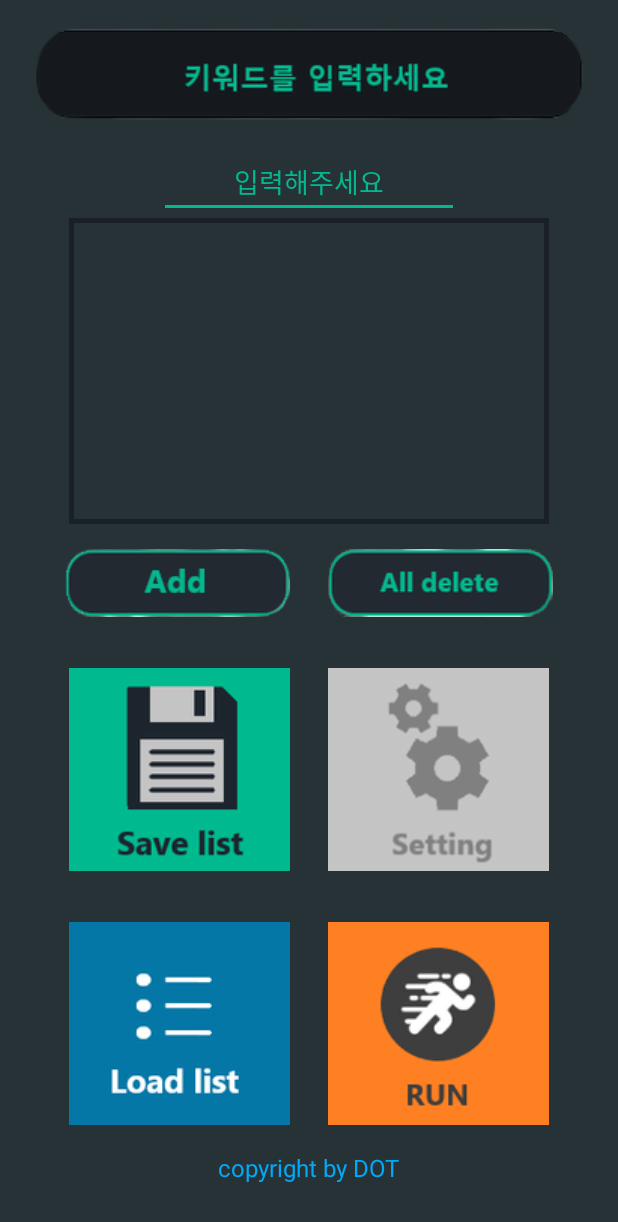
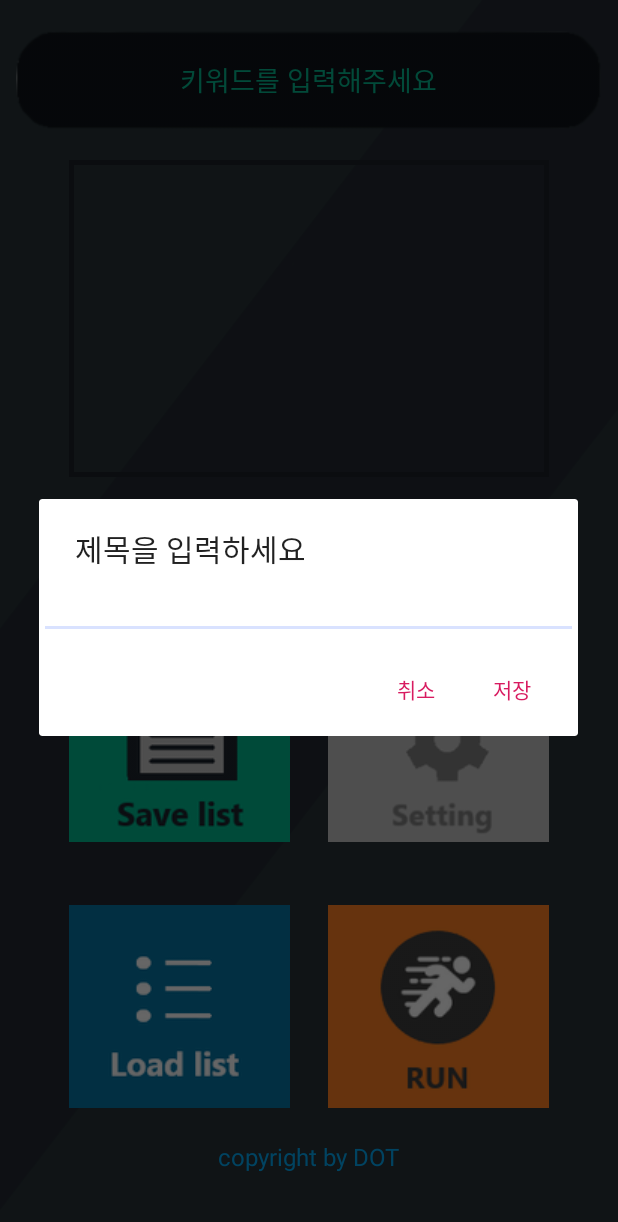
Before and after one commit to seungsu-lee-dev/EverytimeCrawler, an Android app: the SubActivity screen opened directly, with no data from a screen before it, after a tap on an icon or button, on a phone screen of 412 x 824 dp. Shown: the top 1222 px of the screen. Run offline under Robolectric (Android 15) with nearby library versions, the phone set to English and light mode, and no system bars; our stand-ins replace Room's generated code.

Commit message:
승수 20.01.19 통합(w.치형, 동희)

```diff
--- a/app/src/main/AndroidManifest.xml
+++ b/app/src/main/AndroidManifest.xml
@@ -10,7 +10,7 @@
         android:supportsRtl="true"
         android:theme="@style/AppTheme"
         android:networkSecurityConfig="@xml/network_security_config">
-        <activity android:name=".MainActivity">
+        <activity android:name=".MainActivity" android:windowSoftInputMode="adjustNothing">
             <intent-filter>
                 <action android:name="android.intent.action.MAIN" />
 
--- /dev/null
+++ b/app/src/main/java/com/cookandroid/everytimecrawler/Room/AppDatabase.java
@@ -0,0 +1,33 @@
+package com.cookandroid.everytimecrawler.Room;
+
+import android.content.Context;
+
+import androidx.room.Database;
+import androidx.room.Room;
+import androidx.room.RoomDatabase;
+
+@Database(entities = {User.class}, version = 1, exportSchema = false)
+public abstract class AppDatabase extends RoomDatabase {
+
+    public abstract UserDao userDao();
+    private static AppDatabase instance = null;
+
+
+    //싱글톤
+    //  error: AppDatabase() has private access in AppDatabase
+    // 추상클래스에서 생성자를 private 하게 만들어 줄 필요가없음
+    // 생성하면 위에와 같은 에러가 발생함
+    /*private AppDatabase() {   }*/
+    //데이터에 수정 하고싶을때에는 version을 하나 올리고, fallbackToDestructiveMigration 사용해야함
+
+    public static synchronized AppDatabase getInstance(Context context){
+        if(instance == null){
+            instance =  Room.databaseBuilder(context.getApplicationContext(),
+                    AppDatabase.class, "k_Database")
+                    .fallbackToDestructiveMigration()
+                    .allowMainThreadQueries()
+                    .build();
+        }
+        return instance;
+    }
+}
--- /dev/null
+++ b/app/src/main/java/com/cookandroid/everytimecrawler/Room/UserDao.java
@@ -0,0 +1,28 @@
+package com.cookandroid.everytimecrawler.Room;
+
+import androidx.room.Dao;
+import androidx.room.Delete;
+import androidx.room.Insert;
+import androidx.room.Query;
+import androidx.room.Update;
+
+import java.util.List;
+
+@Dao
+public interface UserDao {
+
+    @Insert
+    void insert(User user);
+
+    @Update
+    void update(User user);
+
+    @Delete
+    void delete(User user);
+
+    @Query("SELECT * FROM kTable")
+    List<User> getAll();
+
+    @Query("DELETE FROM kTable")
+    void  deleteAll();
+}
--- a/app/src/main/java/com/cookandroid/everytimecrawler/SubActivity.java
+++ b/app/src/main/java/com/cookandroid/everytimecrawler/SubActivity.java
@@ -1,43 +1,44 @@
 package com.cookandroid.everytimecrawler;
+
 
 import android.content.Intent;
 import android.os.Bundle;
 import android.view.View;
-
-import android.view.WindowManager;
 import android.widget.ArrayAdapter;
-
 import android.widget.EditText;
 import android.widget.ImageButton;
 import android.widget.ListView;
-
-import androidx.annotation.Nullable;
+import android.widget.Toast;
+import androidx.appcompat.app.AlertDialog;
 import androidx.appcompat.app.AppCompatActivity;
-
-
+import com.cookandroid.everytimecrawler.Room.AppDatabase;
+import com.cookandroid.everytimecrawler.Room.User;
 import java.util.ArrayList;
 
 public class SubActivity extends AppCompatActivity {
+
+    AppDatabase db;
     ImageButton setting11;
-
     ArrayList<String> Items;
     ArrayAdapter<String> Adapter;
     ListView listView;
-    ImageButton btnAdd, btnDel, btnsave;
+    ImageButton btnAdd, btnDel, btnSave, btnLoad;
     EditText editText;
-
-
-
+    Intent intent;
+    String kiword;
     @Override
-    protected void onCreate(@Nullable Bundle savedInstanceState) {
+    protected void onCreate(Bundle savedInstanceState) {
         super.onCreate(savedInstanceState);
         setContentView(R.layout.sub_main);
 
+        intent = getIntent();
+        kiword = intent.getStringExtra("data");
+
+        db = AppDatabase.getInstance(this);
         Items = new ArrayList<String>();
-
-
         Adapter = new ArrayAdapter<String>(this,
                 R.layout.simple_list_item, Items);
+
         listView = (ListView) findViewById(R.id.listView);
         listView.setAdapter(Adapter);
         listView.setChoiceMode(ListView.CHOICE_MODE_SINGLE);
@@ -45,24 +46,73 @@ public class SubActivity extends AppCompatActivity {
         editText = (EditText) findViewById(R.id.editText);
         btnAdd = (ImageButton) findViewById(R.id.btnAdd);
         btnDel = (ImageButton) findViewById(R.id.btnDel);
-        btnsave = (ImageButton) findViewById(R.id.savelist11);
+        btnSave = (ImageButton) findViewById(R.id.savelist11);
+        btnLoad = (ImageButton) findViewById(R.id.loadlist1);
 
         btnAdd.setOnClickListener(listener);
         btnDel.setOnClickListener(listener);
-        btnsave.setOnClickListener(listener);
+        btnSave.setOnClickListener(listener);
+        btnLoad.setOnClickListener(listener);
+
 
         setting11 = (ImageButton) findViewById(R.id.setting11);
 
-        setting11.setOnClickListener(new View.OnClickListener() {
+       /* setting11.setOnClickListener(new View.OnClickListener() {
             @Override
             public void onClick(View view) {
-                Intent intent = new Intent(getApplicationContext(), MainActivity.class);
-                startActivity(intent);
+                ArrayList<String> gs = new ArrayList<>();
+                String gs2 = getIntent().getStringExtra("data");
+                String x = (String) gs2;
+                gs.add(x);
+                for(int i = 0; i < gs.size(); i++) {
+                    Items.add(gs.get(i));
+                }
+            }
+        });*/
+
+
+        btnSave.setOnClickListener(new View.OnClickListener() {
+            @Override
+            public void onClick(View view) {
+                make_title();
             }
         });
+
+    }
+
+    private void make_title() {
+
+        EditText et = new EditText(getApplicationContext());
+        AlertDialog.Builder builder = new AlertDialog.Builder(SubActivity.this);
+        builder.setTitle("제목을 입력하세요");
+        builder.setView(et);
+
+        builder.setPositiveButton("저장", (dialog, which) -> {
+            String s = et.getText().toString();
+            // db에 저장하기
+            ArrayList<String> itemList = new ArrayList<>();
+            for (int i = 0; i < listView.getCount(); i++) {
+                String s1 = (String) listView.getItemAtPosition(i);
+                itemList.add(s1);
+            }
+            String s1 = (String) itemList.toString();
+            User memo = new User(s,s1);
+            db.userDao().insert(memo);
+
+            Toast.makeText(getApplicationContext(), "저장되었습니다", Toast.LENGTH_SHORT).show();
+            dialog.dismiss();
+
+        });
+
+        builder.setNegativeButton("취소", (dialog, which) -> {
+            dialog.dismiss();
+        });
+
+        builder.show();
     }
 
     private View.OnClickListener listener = new View.OnClickListener() {
+
         @Override
         public void onClick(View v) {
             switch (v.getId()) {
@@ -83,8 +133,16 @@ public class SubActivity extends AppCompatActivity {
                         Adapter.notifyDataSetChanged();
                     }
                     break;
-                case R.id.savelist11:
+
+                case R.id.loadlist1:
+                    Intent intent = new Intent(getApplicationContext(),LoadList.class);
+                    startActivity(intent);
+                    finish();
             }
+
         }
+
+
+
     };
 }
--- a/app/src/main/res/layout/sub_main.xml
+++ b/app/src/main/res/layout/sub_main.xml
@@ -2,28 +2,22 @@
 <LinearLayout xmlns:android="http://schemas.android.com/apk/res/android"
     android:layout_width="match_parent"
     android:layout_height="match_parent"
+    android:layout_gravity="center"
     android:orientation="vertical"
-    android:background="@color/colorNam"
+    android:background="@drawable/back"
 
     >
 
-    <ImageButton
-        android:id="@+id/newenw1"
+
+    <LinearLayout
+        android:orientation="horizontal"
         android:layout_width="wrap_content"
         android:layout_height="wrap_content"
+        android:layout_weight="1"
         android:layout_gravity="center"
-
-        android:background="@android:color/transparent"
-        android:clickable="true"
-        android:layout_weight="1"
-        android:src="@drawable/newnew" />
-    <LinearLayout
-        android:orientation="horizontal"
-        android:layout_width="200dp"
-        android:layout_height="wrap_content"
-
-        android:layout_gravity="center"
+        android:gravity="center"
         >
+        <!-- gravity는 세로로 중간 / layout_gravity는 가로로 중간-->
         <EditText
             android:layout_width="match_parent"
             android:layout_height="wrap_content"
@@ -31,12 +25,13 @@
             android:id="@+id/editText"
             android:focusable="true"
             android:focusableInTouchMode="true"
-            android:singleLine="true"
-            android:hint="입력해주세요"
+            android:background="@drawable/newsearch1"
+            android:hint="키워드를 입력해주세요"
             android:gravity="center"
             android:textColorHint="@color/colorGreen"
-            android:backgroundTint="@color/colorGreen"
             android:textColor="@color/colorWhite"
+
+
             />
 
     </LinearLayout>
@@ -48,18 +43,23 @@
         android:layout_weight="1"
 
         android:background="@drawable/xml_border"
-        android:gravity="center">
+        android:gravity="center"
+        android:orientation="vertical">
 
         <ListView
             android:id="@+id/listView"
             android:layout_width="290dp"
             android:layout_height="170dp"
 
+            android:choiceMode="singleChoice"
+            android:layout_weight="1"
             android:divider="@color/colorWhite"
-            android:layout_weight="1"
-            android:dividerHeight="1dp" />
+            android:dividerHeight="1dp">
+
+        </ListView>
+
     </LinearLayout>
-
+    <!-- choicemode 설정해야 선택기능 사용-->
 
 
 
@@ -81,6 +81,7 @@
             android:src="@drawable/add"
             android:layout_weight="1"
             android:layout_marginRight="25dp"
+
             />
 
         <ImageButton
```
Also changed, not shown: app/build.gradle (+13 -0 lines), app/src/main/java/com/cookandroid/everytimecrawler/LoadList.java (added, +53 -0 lines), app/src/main/java/com/cookandroid/everytimecrawler/Recycle/RecyclerAdapter.java (added, +81 -0 lines), app/src/main/java/com/cookandroid/everytimecrawler/Room/User.java (added, +39 -0 lines), app/src/main/res/layout/activity_main.xml (+27 -17 lines), app/src/main/res/layout/load.xml (added, +35 -0 lines), app/src/main/res/layout/memorecycler_itemview.xml (added, +57 -0 lines), app/src/main/res/drawable-v24/newsearch1.png (added), app/src/main/res/drawable/back.png (added), app/src/main/res/drawable/backv2.png (added), app/src/main/res/drawable/log5.png (added), app/src/main/res/values/colors.xml (line endings or trailing spaces).
